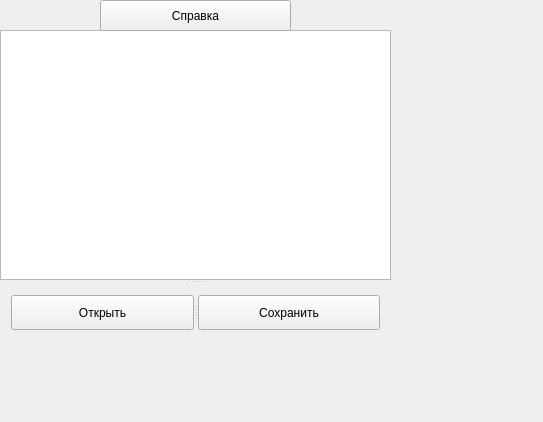
First picture: the form in Lesson_3/Lesson_3.ui, repository PracticalTasks/QT_Lesson_3, before the edit.
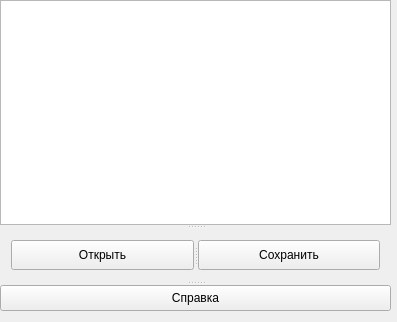
Second picture: the form after the edit. Icons and pictures are not drawn.

```diff
--- a/Lesson_3/Lesson_3.ui
+++ b/Lesson_3/Lesson_3.ui
@@ -6,8 +6,8 @@
    <rect>
     <x>0</x>
     <y>0</y>
-    <width>543</width>
-    <height>422</height>
+    <width>397</width>
+    <height>322</height>
    </rect>
   </property>
   <property name="windowTitle">
@@ -17,7 +17,7 @@
    <property name="geometry">
     <rect>
      <x>0</x>
-     <y>30</y>
+     <y>0</y>
      <width>391</width>
      <height>311</height>
     </rect>
@@ -37,29 +37,33 @@
         <property name="text">
          <string>Открыть</string>
         </property>
+        <property name="icon">
+         <iconset resource="Lesson_3.qrc">
+          <normaloff>:/Resource/open-file.png</normaloff>:/Resource/open-file.png</iconset>
+        </property>
        </widget>
        <widget class="QPushButton" name="saveButton">
         <property name="text">
          <string>Сохранить</string>
         </property>
+        <property name="icon">
+         <iconset resource="Lesson_3.qrc">
+          <normaloff>:/Resource/save.png</normaloff>:/Resource/save.png</iconset>
+        </property>
        </widget>
       </widget>
      </item>
     </layout>
    </widget>
-  </widget>
   <widget class="QPushButton" name="infoButton">
-   <property name="geometry">
-    <rect>
-     <x>100</x>
-     <y>0</y>
-     <width>191</width>
-     <height>31</height>
-    </rect>
-   </property>
    <property name="text">
     <string>Справка</string>
    </property>
+    <property name="icon">
+     <iconset resource="Lesson_3.qrc">
+      <normaloff>:/Resource/info.png</normaloff>:/Resource/info.png</iconset>
+    </property>
+   </widget>
   </widget>
  </widget>
  <layoutdefault spacing="6" margin="11"/>
```
Lines whose indentation alone changed are shown as unchanged.
